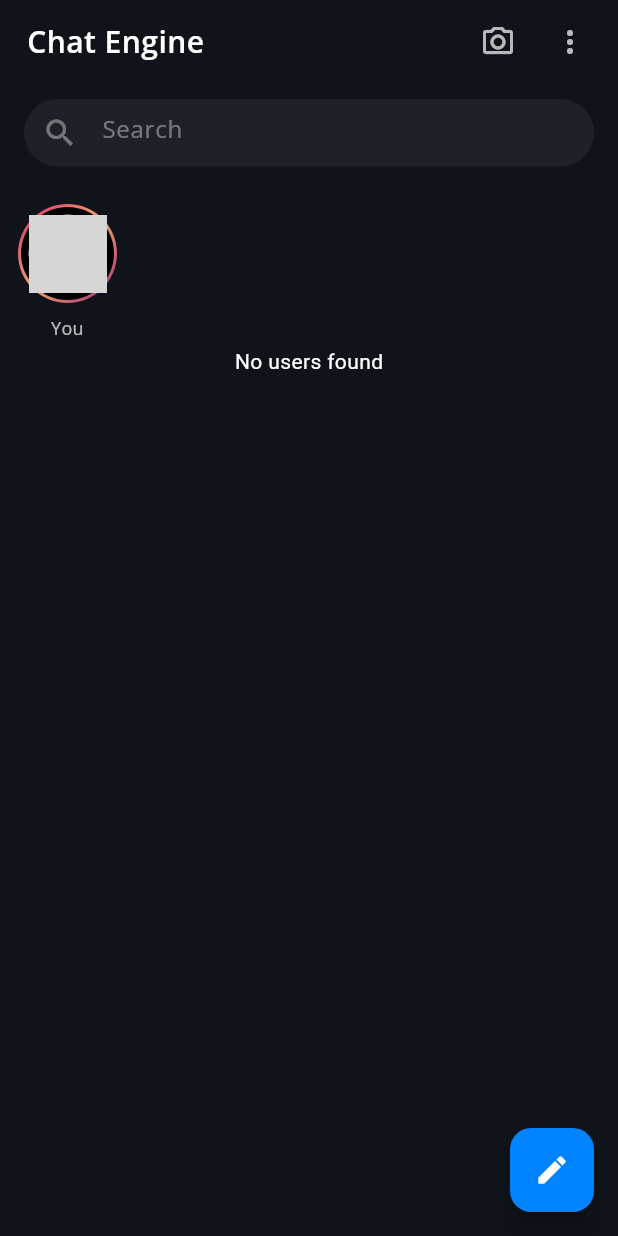
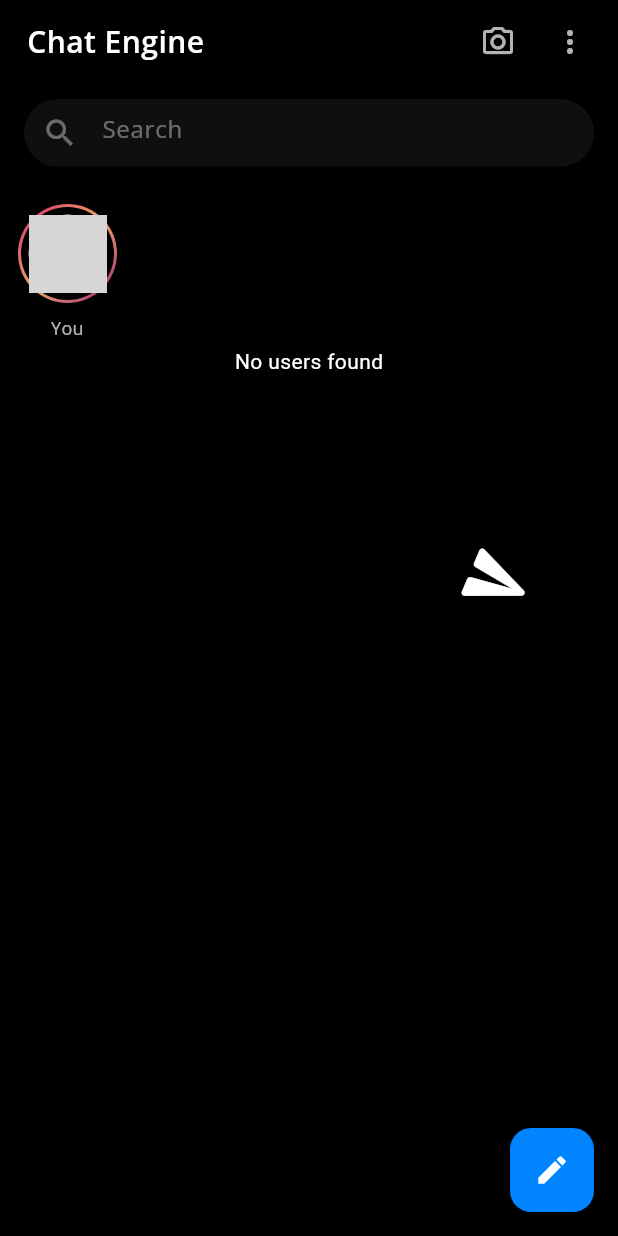
Before and after one commit to MuzammilRashid3108/Chat-Engine, a Flutter app: the HomePage screen opened directly, on a phone screen of 412 x 824 dp. Run offline on Flutter 3.47's test engine with Material 3 defaults, Android fonts, the phone set to English and light mode, and no system bars; our stand-ins replace cloud_firestore, firebase_auth, firebase_core, get, google_fonts, google_sign_in and 2 more; accounts and stored records are empty; grey boxes are pictures that could not be loaded.

Commit message:
home screen

```diff
--- /dev/null
+++ b/lib/common/widgets/animations/blur_screen.dart
@@ -0,0 +1,117 @@
+import 'dart:math';
+import 'package:flutter/material.dart';
+
+class SnakeLikeFlyingPlane extends StatefulWidget {
+  const SnakeLikeFlyingPlane({super.key});
+
+  @override
+  State<SnakeLikeFlyingPlane> createState() => _SnakeLikeFlyingPlaneState();
+}
+
+class _SnakeLikeFlyingPlaneState extends State<SnakeLikeFlyingPlane>
+    with SingleTickerProviderStateMixin {
+  late AnimationController _controller;
+  late Offset _position;
+  late double _angle;
+
+  final double _speed = 8.0; // 5x faster
+  double _turnRate = 0.05; // More responsive turning
+  double _targetAngle = 0.0;
+  final Random _random = Random();
+
+  @override
+  void initState() {
+    super.initState();
+    _position = const Offset(200, 300);
+    _angle = _random.nextDouble() * 2 * pi;
+    _targetAngle = _angle;
+
+    _controller = AnimationController(
+      vsync: this,
+      duration: const Duration(milliseconds: 16),
+    )
+      ..addListener(_update)
+      ..repeat();
+  }
+
+  void _update() {
+    final size = MediaQuery.of(context).size;
+
+    // Occasionally (randomly), pick a new direction
+    if (_random.nextDouble() < 0.05) {
+      // Turn randomly in any direction
+      _targetAngle += (_random.nextDouble() - 0.5) * pi; // ±180 degrees
+    }
+
+    // Smooth turning toward targetAngle
+    double angleDiff = _targetAngle - _angle;
+    angleDiff = atan2(sin(angleDiff), cos(angleDiff)); // Normalize to [-π, π]
+    _angle += angleDiff * _turnRate;
+
+    // Update position
+    final dx = cos(_angle) * _speed;
+    final dy = sin(_angle) * _speed;
+    double newX = _position.dx + dx;
+    double newY = _position.dy + dy;
+
+    // Screen wrapping
+    if (newX < -50) newX = size.width + 50;
+    if (newX > size.width + 50) newX = -50;
+    if (newY < -50) newY = size.height + 50;
+    if (newY > size.height + 50) newY = -50;
+
+    setState(() {
+      _position = Offset(newX, newY);
+    });
+  }
+
+  @override
+  void dispose() => _controller.dispose();
+
+  @override
+  Widget build(BuildContext context) {
+    return Scaffold(
+      backgroundColor: Colors.black,
+      body: CustomPaint(
+        painter: _PlanePainter(_position, _angle),
+        child: Container(),
+      ),
+    );
+  }
+}
+
+class _PlanePainter extends CustomPainter {
+  final Offset position;
+  final double angle;
+
+  _PlanePainter(this.position, this.angle);
+
+  @override
+  void paint(Canvas canvas, Size size) {
+    canvas.save();
+    canvas.translate(position.dx, position.dy);
+    canvas.rotate(angle);
+
+    const icon = Icons.send_rounded;
+    const iconSize = 48.0;
+
+    final textPainter = TextPainter(
+      text: TextSpan(
+        text: String.fromCharCode(icon.codePoint),
+        style: TextStyle(
+          fontSize: iconSize,
+          fontFamily: icon.fontFamily,
+          package: icon.fontPackage,
+          color: Colors.white,
+        ),
+      ),
+      textDirection: TextDirection.ltr,
+    )..layout();
+
+    textPainter.paint(canvas, Offset(-iconSize / 2, -iconSize / 2));
+    canvas.restore();
+  }
+
+  @override
+  bool shouldRepaint(covariant _PlanePainter oldDelegate) => true;
+}
--- a/lib/features/personalization/home_page/home_page.dart
+++ b/lib/features/personalization/home_page/home_page.dart
@@ -1,3 +1,5 @@
+import 'package:chat_engine/common/widgets/animations/blur_screen.dart';
+import 'package:chat_engine/features/authentication/welcome_page/animated_blur_screen.dart';
 import 'package:cloud_firestore/cloud_firestore.dart';
 import 'package:firebase_auth/firebase_auth.dart';
 import 'package:flutter/material.dart';
@@ -34,10 +36,13 @@ class HomePage extends StatelessWidget {
     const unreadBg = Color(0xFF0084FF);
     const onlineDot = Color(0xFF4BCB1F);
 
-    return Scaffold(
-      backgroundColor: bgColor,
+    return Stack(
+      children:[
+        SnakeLikeFlyingPlane   (),
+        Scaffold(
+        backgroundColor: Colors.transparent,
         appBar: AppBar(
-        backgroundColor: appBarColor,
+          backgroundColor: Colors.transparent,
           titleSpacing: 0,
           title: const Padding(
             padding: EdgeInsets.only(left: 18.0),
@@ -330,6 +335,8 @@ class HomePage extends StatelessWidget {
           ),
           child: const Icon(Icons.edit, color: Colors.white),
         ),
+      ),
+    ]
     );
   }
 }
```
Lines whose indentation alone changed are shown as unchanged.
